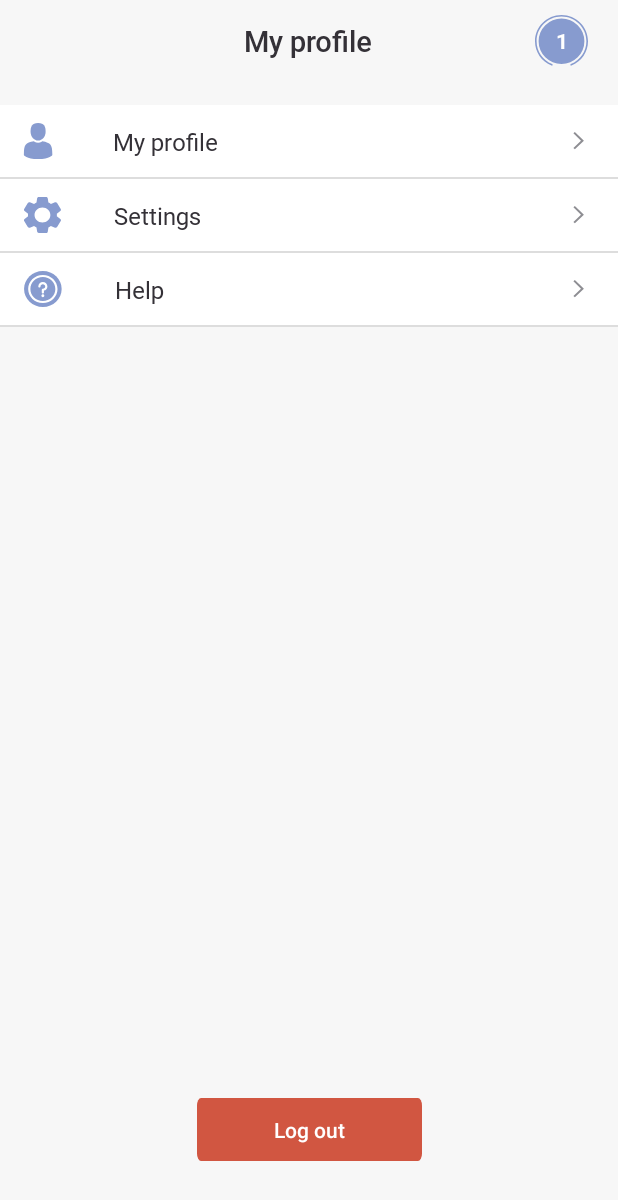
After one commit to Dyuksev/DyuAndroLearn, an Android app: the layout fragment_profile.xml on its own in the app's theme, with its tools: preview values and no code run, on a phone screen of 412 x 824 dp. The commit adds this screen. Shown: the top 1200 px of the screen. Run offline under Robolectric (Android 15) with nearby library versions, the phone set to English and light mode, and no system bars.

Commit message:
created profile page

```diff
--- a/app/src/main/java/com/dyukov/dyuandrolearn/ui/MainActivity.kt
+++ b/app/src/main/java/com/dyukov/dyuandrolearn/ui/MainActivity.kt
@@ -57,7 +57,7 @@ class MainActivity : BaseActivity<MainViewModel, ActivityMainBinding, MainViewMo
             }
 
             R.id.action_profile -> {
-                navController.navigate(R.id.registration_fragment)
+                navController.navigate(R.id.profile_fragment)
                 return true
             }
 
--- /dev/null
+++ b/app/src/main/java/com/dyukov/dyuandrolearn/ui/profile/ProfileFragment.kt
@@ -0,0 +1,19 @@
+package com.dyukov.dyuandrolearn.ui.profile
+
+import com.dyukov.dyuandrolearn.R
+import com.dyukov.dyuandrolearn.base.BaseFragment
+import com.dyukov.dyuandrolearn.data.network.UserModel
+import com.dyukov.dyuandrolearn.databinding.FragmentProfileBinding
+import org.kodein.di.generic.instance
+
+class ProfileFragment :
+    BaseFragment<ProfileViewModel, FragmentProfileBinding, ProfileViewModelFactory>() {
+
+    override fun viewModelClass(): Class<ProfileViewModel> = ProfileViewModel::class.java
+
+    override fun viewModelFactory(): ProfileViewModelFactory = ProfileViewModelFactory()
+
+    override fun layoutResId(): Int = R.layout.fragment_profile
+
+    val userModel: UserModel by instance<UserModel>()
+}
--- /dev/null
+++ b/app/src/main/java/com/dyukov/dyuandrolearn/ui/profile/ProfileViewModel.kt
@@ -0,0 +1,7 @@
+package com.dyukov.dyuandrolearn.ui.profile
+
+import com.dyukov.dyuandrolearn.base.BaseViewModel
+
+class ProfileViewModel : BaseViewModel() {
+
+}
--- /dev/null
+++ b/app/src/main/java/com/dyukov/dyuandrolearn/ui/profile/ProfileViewModelFactory.kt
@@ -0,0 +1,12 @@
+package com.dyukov.dyuandrolearn.ui.profile
+
+import androidx.lifecycle.ViewModel
+import androidx.lifecycle.ViewModelProvider
+import com.dyukov.dyuandrolearn.ui.login.LoginViewModel
+
+@Suppress("UNCHECKED_CAST")
+class ProfileViewModelFactory : ViewModelProvider.NewInstanceFactory() {
+    override fun <T : ViewModel?> create(modelClass: Class<T>): T {
+        return ProfileViewModel() as T
+    }
+}
--- /dev/null
+++ b/app/src/main/res/drawable/ic_help.xml
@@ -0,0 +1,18 @@
+<vector xmlns:android="http://schemas.android.com/apk/res/android"
+    android:width="26dp"
+    android:height="24dp"
+    android:viewportWidth="26"
+    android:viewportHeight="24">
+  <path
+      android:pathData="M25.768,12C25.768,18.6275 20.158,24 13.2376,24C6.3171,24 0.7072,18.6275 0.7072,12C0.7072,5.3725 6.3171,0 13.2376,0C20.158,0 25.768,5.3725 25.768,12Z"
+      android:fillColor="#879BCF"/>
+  <path
+      android:pathData="M13.2376,21.375C7.8397,21.375 3.4482,17.1694 3.4482,12C3.4482,6.8306 7.8397,2.625 13.2376,2.625C18.6355,2.625 23.0269,6.8306 23.0269,12C23.0269,17.1694 18.6355,21.375 13.2376,21.375ZM13.2376,4.0313C8.6494,4.0313 4.9166,7.606 4.9166,12C4.9166,16.394 8.6494,19.9688 13.2376,19.9688C17.8258,19.9688 21.5585,16.394 21.5585,12C21.5585,7.606 17.8258,4.0313 13.2376,4.0313Z"
+      android:fillColor="#ffffff"/>
+  <path
+      android:pathData="M13.2376,14.9996C12.832,14.9996 12.5034,14.6848 12.5034,14.2964V12.4594C12.5034,12.071 12.832,11.7562 13.2376,11.7562C14.1022,11.7562 14.8056,11.0826 14.8056,10.2546C14.8056,9.4266 14.1022,8.7529 13.2376,8.7529C12.373,8.7529 11.6696,9.4266 11.6696,10.2546C11.6696,10.6429 11.3409,10.9577 10.9354,10.9577C10.53,10.9577 10.2012,10.6429 10.2012,10.2546C10.2012,8.6511 11.5633,7.3467 13.2376,7.3467C14.9119,7.3467 16.274,8.6511 16.274,10.2546C16.274,11.6156 15.2924,12.7611 13.9718,13.0764V14.2964C13.9718,14.6848 13.6431,14.9996 13.2376,14.9996Z"
+      android:fillColor="#ffffff"/>
+  <path
+      android:pathData="M14.1968,16.5013C14.1968,17.0087 13.7674,17.4199 13.2376,17.4199C12.7078,17.4199 12.2783,17.0087 12.2783,16.5013C12.2783,15.9939 12.7078,15.5826 13.2376,15.5826C13.7674,15.5826 14.1968,15.9939 14.1968,16.5013Z"
+      android:fillColor="#ffffff"/>
+</vector>
--- /dev/null
+++ b/app/src/main/res/drawable/ic_profile.xml
@@ -0,0 +1,18 @@
+<vector xmlns:android="http://schemas.android.com/apk/res/android"
+    android:width="20dp"
+    android:height="24dp"
+    android:viewportWidth="20"
+    android:viewportHeight="24">
+  <path
+      android:pathData="M10.0654,11.7376C12.8376,11.7376 15.0851,9.1101 15.0851,5.8688C15.0851,2.6275 14.3472,0 10.0654,0C5.7837,0 5.0457,2.6275 5.0457,5.8688C5.0457,9.1101 7.2931,11.7376 10.0654,11.7376Z"
+      android:fillColor="#879BCF"/>
+  <path
+      android:pathData="M0.5843,20.6985C0.5835,20.5008 0.5826,20.6428 0.5843,20.6985V20.6985Z"
+      android:fillColor="#879BCF"/>
+  <path
+      android:pathData="M19.5462,20.8529C19.5488,20.7988 19.5471,20.4775 19.5462,20.8529V20.8529Z"
+      android:fillColor="#879BCF"/>
+  <path
+      android:pathData="M19.5355,20.4615C19.4426,14.8152 18.6765,13.2063 12.8141,12.1879C12.8141,12.1879 11.9888,13.2001 10.0654,13.2001C8.142,13.2001 7.3166,12.1879 7.3166,12.1879C1.5182,13.1952 0.7055,14.7802 0.5986,20.2781C0.5899,20.727 0.5858,20.7506 0.5843,20.6985C0.5846,20.7961 0.585,20.9767 0.585,21.2917C0.585,21.2917 1.9807,24 10.0654,24C18.1499,24 19.5458,21.2917 19.5458,21.2917C19.5458,21.0893 19.5459,20.9486 19.5461,20.8529C19.5446,20.8851 19.5414,20.8227 19.5355,20.4615Z"
+      android:fillColor="#879BCF"/>
+</vector>
--- /dev/null
+++ b/app/src/main/res/drawable/ic_right_grey.xml
@@ -0,0 +1,10 @@
+<vector xmlns:android="http://schemas.android.com/apk/res/android"
+    android:width="18dp"
+    android:height="16dp"
+    android:viewportWidth="18"
+    android:viewportHeight="16">
+  <path
+      android:pathData="M10.6515,7.7643L5.6005,2.9024L6.58,1.9596L12.6105,7.7643L6.58,13.5691L5.6005,12.6263L10.6515,7.7643Z"
+      android:fillColor="#8E8E93"
+      android:fillType="evenOdd"/>
+</vector>
--- /dev/null
+++ b/app/src/main/res/drawable/ic_settings.xml
@@ -0,0 +1,9 @@
+<vector xmlns:android="http://schemas.android.com/apk/res/android"
+    android:width="25dp"
+    android:height="24dp"
+    android:viewportWidth="25"
+    android:viewportHeight="24">
+  <path
+      android:pathData="M24.5479,14.6299L22.2501,12.9049C22.3213,12.3028 22.3213,11.695 22.2501,11.0929L24.55,9.367C24.981,9.0337 25.0962,8.4494 24.8219,7.9879L22.4313,4.021C22.156,3.5566 21.5695,3.3539 21.049,3.543L18.3407,4.589C17.8318,4.2345 17.2866,3.9307 16.7136,3.682L16.298,0.92C16.223,0.3898 15.7492,-0.0043 15.1917,0H10.4001C9.8473,-0.0032 9.3773,0.3866 9.3001,0.912L8.8835,3.682C8.3122,3.933 7.7679,4.2371 7.2585,4.59L4.5428,3.542C4.0277,3.347 3.4418,3.5474 3.1709,4.011L0.7782,7.9849C0.4965,8.4471 0.6125,9.0379 1.0501,9.37L3.348,11.0949C3.2761,11.6969 3.2761,12.3049 3.348,12.9069L1.048,14.6319C0.6163,14.9647 0.5005,15.5493 0.7751,16.0109L3.1647,19.9789C3.4397,20.4436 4.0265,20.6465 4.5469,20.4569L7.2553,19.4109C7.7647,19.7655 8.3102,20.0697 8.8834,20.3189L9.3001,23.0789C9.3734,23.6077 9.8443,24.002 10.4001,23.9998H15.1917C15.7455,24.0041 16.2171,23.6143 16.2948,23.0879L16.7115,20.3179C17.2826,20.0668 17.8269,19.7627 18.3364,19.4099L21.0552,20.4589C21.5703,20.6534 22.1559,20.4532 22.4271,19.9899L24.827,15.9999C25.0957,15.5392 24.9776,14.9595 24.5479,14.6299ZM12.7959,16.9999C9.9194,16.9999 7.5876,14.7613 7.5876,11.9999C7.5876,9.2385 9.9194,6.9999 12.7959,6.9999C15.6724,6.9999 18.0042,9.2385 18.0042,11.9999C18.0008,14.76 15.6709,16.9966 12.7959,16.9999Z"
+      android:fillColor="#879BCF"/>
+</vector>
--- /dev/null
+++ b/app/src/main/res/layout/fragment_profile.xml
@@ -0,0 +1,291 @@
+<?xml version="1.0" encoding="utf-8"?>
+<layout xmlns:android="http://schemas.android.com/apk/res/android"
+    xmlns:app="http://schemas.android.com/apk/res-auto"
+    xmlns:tools="http://schemas.android.com/tools">
+
+    <data>
+
+        <variable
+            name="viewModel"
+            type="com.dyukov.dyuandrolearn.ui.profile.ProfileViewModel" />
+
+    </data>
+
+    <androidx.constraintlayout.widget.ConstraintLayout
+        android:layout_width="match_parent"
+        android:layout_height="match_parent"
+        android:background="@color/home_background">
+
+        <androidx.constraintlayout.widget.ConstraintLayout
+            android:id="@+id/cl_title"
+            android:layout_width="match_parent"
+            android:layout_height="50dp"
+            app:layout_constraintEnd_toEndOf="parent"
+            app:layout_constraintStart_toStartOf="parent"
+            app:layout_constraintTop_toTopOf="parent">
+
+            <TextView
+                android:id="@+id/tv_name"
+                android:layout_width="wrap_content"
+                android:layout_height="wrap_content"
+                android:layout_marginTop="4dp"
+                android:fontFamily="@font/roboto_medium"
+                android:singleLine="true"
+                android:text="@string/tv_my_profile"
+                android:textColor="@color/text_blackType1"
+                android:textSize="19sp"
+                app:layout_constraintBottom_toBottomOf="parent"
+                app:layout_constraintEnd_toEndOf="parent"
+                app:layout_constraintHorizontal_bias="0.498"
+                app:layout_constraintStart_toStartOf="parent"
+                app:layout_constraintTop_toTopOf="parent" />
+
+            <androidx.constraintlayout.widget.ConstraintLayout
+                android:id="@+id/constraintLayout"
+                android:layout_width="35dp"
+                android:layout_height="34dp"
+                android:layout_marginEnd="20dp"
+                android:background="@drawable/ic_curren_lever_back_blue"
+                app:layout_constraintBottom_toBottomOf="@id/tv_name"
+                app:layout_constraintEnd_toEndOf="parent"
+                app:layout_constraintTop_toTopOf="@+id/tv_name">
+
+                <TextView
+                    android:id="@+id/tv_current_level"
+                    android:layout_width="wrap_content"
+                    android:layout_height="wrap_content"
+                    android:fontFamily="@font/roboto_bold"
+                    android:text="1"
+                    android:textColor="@color/white"
+                    android:textSize="14sp"
+                    app:layout_constraintBottom_toBottomOf="parent"
+                    app:layout_constraintEnd_toEndOf="parent"
+                    app:layout_constraintStart_toStartOf="parent"
+                    app:layout_constraintTop_toTopOf="parent"
+                    tools:ignore="ContentDescription" />
+            </androidx.constraintlayout.widget.ConstraintLayout>
+        </androidx.constraintlayout.widget.ConstraintLayout>
+
+        <androidx.constraintlayout.widget.ConstraintLayout
+            android:id="@+id/cl_my_profile"
+            android:layout_width="match_parent"
+            android:layout_height="wrap_content"
+            android:layout_marginTop="20dp"
+            android:background="@color/white"
+            android:clickable="true"
+            android:focusable="true"
+            app:layout_constraintEnd_toEndOf="parent"
+            app:layout_constraintStart_toStartOf="parent"
+            app:layout_constraintTop_toBottomOf="@id/cl_title">
+
+            <ImageView
+                android:id="@+id/ic_profile"
+                android:layout_width="wrap_content"
+                android:layout_height="wrap_content"
+                android:layout_marginStart="15dp"
+                android:layout_marginTop="12dp"
+                android:layout_marginBottom="12dp"
+                android:src="@drawable/ic_profile"
+                app:layout_constraintBottom_toBottomOf="parent"
+                app:layout_constraintStart_toStartOf="parent"
+                app:layout_constraintTop_toTopOf="parent"
+                tools:ignore="ContentDescription" />
+
+            <TextView
+                android:layout_width="wrap_content"
+                android:layout_height="wrap_content"
+                android:layout_marginStart="40dp"
+                android:fontFamily="@font/roboto"
+                android:text="@string/tv_my_profile"
+                android:textColor="@color/text_blackType1"
+                android:textSize="16sp"
+                app:layout_constraintBottom_toBottomOf="parent"
+                app:layout_constraintStart_toEndOf="@+id/ic_profile"
+                app:layout_constraintTop_toTopOf="parent" />
+
+            <ImageView
+                android:id="@+id/ic_right1"
+                android:layout_width="wrap_content"
+                android:layout_height="wrap_content"
+                android:layout_marginTop="12dp"
+                android:layout_marginEnd="17dp"
+                android:layout_marginBottom="12dp"
+                android:src="@drawable/ic_right_grey"
+                app:layout_constraintBottom_toBottomOf="parent"
+                app:layout_constraintEnd_toEndOf="parent"
+                app:layout_constraintTop_toTopOf="parent"
+                tools:ignore="ContentDescription" />
+
+            <View
+                android:layout_width="0dp"
+                android:layout_height="0dp"
+                android:background="?android:attr/selectableItemBackgroundBorderless"
+                app:layout_constraintBottom_toBottomOf="parent"
+                app:layout_constraintEnd_toEndOf="parent"
+                app:layout_constraintStart_toStartOf="parent"
+                app:layout_constraintTop_toTopOf="parent" />
+
+        </androidx.constraintlayout.widget.ConstraintLayout>
+
+
+        <View
+            android:id="@+id/separator1"
+            android:layout_width="match_parent"
+            android:layout_height="1dp"
+            android:background="#DDDDDD"
+            app:layout_constraintEnd_toEndOf="parent"
+            app:layout_constraintStart_toStartOf="parent"
+            app:layout_constraintTop_toBottomOf="@id/cl_my_profile" />
+
+
+        <androidx.constraintlayout.widget.ConstraintLayout
+            android:id="@+id/cl_settings"
+            android:layout_width="match_parent"
+            android:layout_height="wrap_content"
+            android:background="@color/white"
+            android:clickable="true"
+            android:focusable="true"
+            app:layout_constraintEnd_toEndOf="parent"
+            app:layout_constraintStart_toStartOf="parent"
+            app:layout_constraintTop_toBottomOf="@id/separator1">
+
+            <ImageView
+                android:id="@+id/ic_settings"
+                android:layout_width="wrap_content"
+                android:layout_height="wrap_content"
+                android:layout_marginStart="15dp"
+                android:layout_marginTop="12dp"
+                android:layout_marginBottom="12dp"
+                android:src="@drawable/ic_settings"
+                app:layout_constraintBottom_toBottomOf="parent"
+                app:layout_constraintStart_toStartOf="parent"
+                app:layout_constraintTop_toTopOf="parent"
+                tools:ignore="ContentDescription" />
+
+            <TextView
+                android:layout_width="wrap_content"
+                android:layout_height="wrap_content"
+                android:layout_marginStart="35dp"
+                android:fontFamily="@font/roboto"
+                android:text="@string/tv_settings"
+                android:textColor="@color/text_blackType1"
+                android:textSize="16sp"
+                app:layout_constraintBottom_toBottomOf="parent"
+                app:layout_constraintStart_toEndOf="@+id/ic_settings"
+                app:layout_constraintTop_toTopOf="parent" />
+
+            <ImageView
+                android:id="@+id/ic_right2"
+                android:layout_width="wrap_content"
+                android:layout_height="wrap_content"
+                android:layout_marginTop="12dp"
+                android:layout_marginEnd="17dp"
+                android:layout_marginBottom="12dp"
+                android:src="@drawable/ic_right_grey"
+                app:layout_constraintBottom_toBottomOf="parent"
+                app:layout_constraintEnd_toEndOf="parent"
+                app:layout_constraintTop_toTopOf="parent"
+                tools:ignore="ContentDescription" />
+
+            <View
+                android:layout_width="0dp"
+                android:layout_height="0dp"
+                android:background="?android:attr/selectableItemBackgroundBorderless"
+                app:layout_constraintBottom_toBottomOf="parent"
+                app:layout_constraintEnd_toEndOf="parent"
+                app:layout_constraintStart_toStartOf="parent"
+                app:layout_constraintTop_toTopOf="parent" />
+
+        </androidx.constraintlayout.widget.ConstraintLayout>
+
+        <View
+            android:id="@+id/separator2"
+            android:layout_width="match_parent"
+            android:layout_height="1dp"
+            android:background="#DDDDDD"
+            app:layout_constraintEnd_toEndOf="parent"
+            app:layout_constraintStart_toStartOf="parent"
+            app:layout_constraintTop_toBottomOf="@id/cl_settings" />
+
+        <androidx.constraintlayout.widget.ConstraintLayout
+            android:id="@+id/cl_help"
+            android:layout_width="match_parent"
+            android:layout_height="wrap_content"
+            android:background="@color/white"
+            android:clickable="true"
+            android:focusable="true"
+            app:layout_constraintEnd_toEndOf="parent"
+            app:layout_constraintStart_toStartOf="parent"
+            app:layout_constraintTop_toBottomOf="@id/separator2">
+
+            <ImageView
+                android:id="@+id/ic_help"
+                android:layout_width="wrap_content"
+                android:layout_height="wrap_content"
+                android:layout_marginStart="15dp"
+                android:layout_marginTop="12dp"
+                android:layout_marginBottom="12dp"
+                android:src="@drawable/ic_help"
+                app:layout_constraintBottom_toBottomOf="parent"
+                app:layout_constraintStart_toStartOf="parent"
+                app:layout_constraintTop_toTopOf="parent" />
+
+            <TextView
+                android:layout_width="wrap_content"
+                android:layout_height="wrap_content"
+                android:layout_marginStart="35dp"
+                android:fontFamily="@font/roboto"
+                android:text="@string/tv_help"
+                android:textColor="@color/text_blackType1"
+                android:textSize="16sp"
+                app:layout_constraintBottom_toBottomOf="parent"
+                app:layout_constraintStart_toEndOf="@+id/ic_help"
+                app:layout_constraintTop_toTopOf="parent" />
+
+            <ImageView
+                android:id="@+id/ic_right3"
+                android:layout_width="wrap_content"
+                android:layout_height="wrap_content"
+                android:layout_marginTop="12dp"
+                android:layout_marginEnd="17dp"
+                android:layout_marginBottom="12dp"
+                android:src="@drawable/ic_right_grey"
+                app:layout_constraintBottom_toBottomOf="parent"
+                app:layout_constraintEnd_toEndOf="parent"
+                app:layout_constraintTop_toTopOf="parent" />
+
+            <View
+                android:layout_width="0dp"
+                android:layout_height="0dp"
+                android:background="?android:attr/selectableItemBackgroundBorderless"
+                app:layout_constraintBottom_toBottomOf="parent"
+                app:layout_constraintEnd_toEndOf="parent"
+                app:layout_constraintStart_toStartOf="parent"
+                app:layout_constraintTop_toTopOf="parent" />
+
+        </androidx.constraintlayout.widget.ConstraintLayout>
+
+        <View
+            android:id="@+id/separator3"
+            android:layout_width="match_parent"
+            android:layout_height="1dp"
+            android:background="#DDDDDD"
+            app:layout_constraintEnd_toEndOf="parent"
+            app:layout_constraintStart_toStartOf="parent"
+            app:layout_constraintTop_toBottomOf="@id/cl_help" />
+
+        <Button
+            android:id="@+id/bt_logout"
+            android:layout_width="150dp"
+            android:layout_height="42dp"
+            android:layout_marginBottom="50dp"
+            android:background="@drawable/ic_button_red"
+            android:text="Log out"
+            android:textAllCaps="false"
+            android:textColor="@color/white"
+            app:layout_constraintBottom_toBottomOf="parent"
+            app:layout_constraintEnd_toEndOf="parent"
+            app:layout_constraintStart_toStartOf="parent" />
+
+    </androidx.constraintlayout.widget.ConstraintLayout>
+</layout>
--- a/app/src/main/res/navigation/nav_graph.xml
+++ b/app/src/main/res/navigation/nav_graph.xml
@@ -69,5 +69,11 @@
             app:popUpToInclusive="true" />
     </fragment>
 
+    <fragment
+        android:id="@+id/profile_fragment"
+        android:name="com.dyukov.dyuandrolearn.ui.profile.ProfileFragment"
+        android:label="Profile"
+        tools:layout="@layout/fragment_profile" />
+
 
 </navigation>
--- a/app/src/main/res/values/strings.xml
+++ b/app/src/main/res/values/strings.xml
@@ -5,17 +5,24 @@
     <string name="step_three_text">For each task you complete, you get experience points and increase your level! Good luck!</string>
     <string name="step_four_text"> </string>
     <string name="home">Home</string>
-    <string name="profile">profile</string>
-    <string name="learning">learning</string>
+    <string name="profile">Profile</string>
+    <string name="learning">Learning</string>
     <string name="learning_title">Learning</string>
     <string name="hello">hey</string>
     <string name="your_progress">Your progress</string>
     <string name="recommended_tasks">Recommended tasks</string>
     <string name="recommended_tasks_hint">We are recommend to start with it</string>
+
     <string name="tv_lessons">Lessons</string>
     <string name="tv_lessons_hint">We suggest starting with these lessons</string>
+
     <string name="tv_theory">Theory</string>
     <string name="tv_theory_hint">This section contains the whole theory that you learn in the lessons.</string>
+
     <string name="tv_practice">Practice</string>
     <string name="tv_practice_hint">Strengthen your knowledge by doing these exercises</string>
+
+    <string name="tv_my_profile">My profile</string>
+    <string name="tv_settings">Settings</string>
+    <string name="tv_help">Help</string>
 </resources>
```
